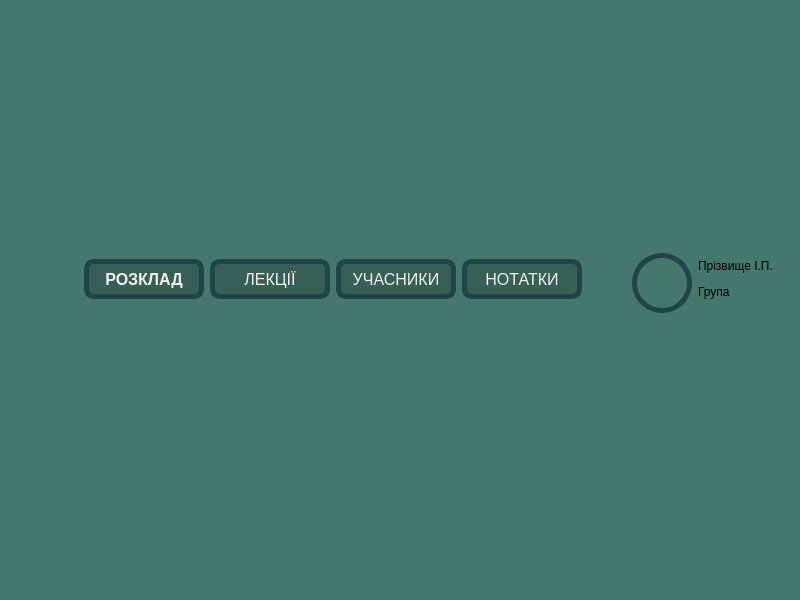
The window that studly/mainwindowstudent.ui (MykytaKa/MVP_Studly_Product) describes before a commit, drawn with Qt 5.
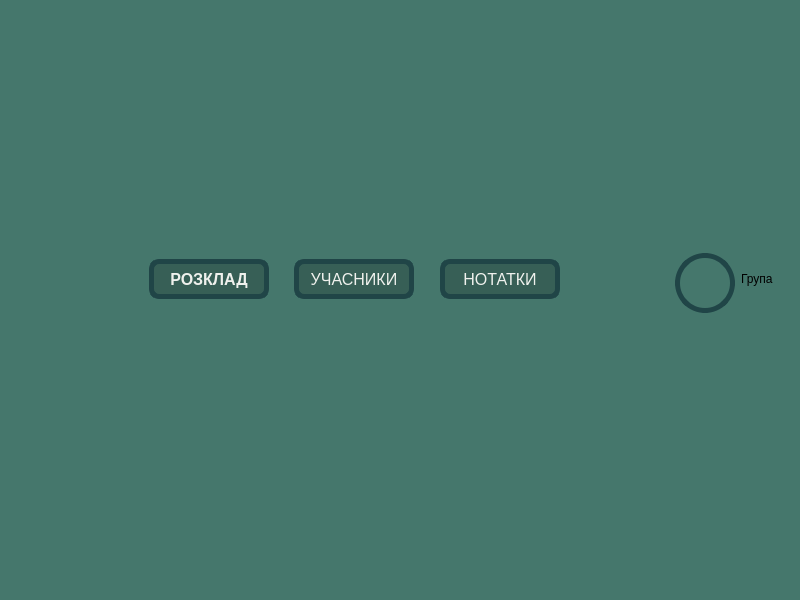
The same window after the commit. Icons and pictures are not drawn.

Commit message: adding ui user accounts

Patch:
```diff
--- a/studly/mainwindowstudent.ui
+++ b/studly/mainwindowstudent.ui
@@ -127,54 +127,6 @@
             </property>
            </spacer>
           </item>
-          <item>
-           <widget class="QPushButton" name="lecturesButton">
-            <property name="minimumSize">
-             <size>
-              <width>120</width>
-              <height>40</height>
-             </size>
-            </property>
-            <property name="maximumSize">
-             <size>
-              <width>500</width>
-              <height>40</height>
-             </size>
-            </property>
-            <property name="font">
-             <font>
-              <pointsize>12</pointsize>
-             </font>
-            </property>
-            <property name="styleSheet">
-             <string notr="true">border-style: solid;
-border-color: rgb(32, 69, 71);
-border-width: 5px;
-border-radius: 10px;
-background-color: rgb(55, 95, 86);
-color: rgb(239, 241, 237);</string>
-            </property>
-            <property name="text">
-             <string>ЛЕКЦІЇ</string>
-            </property>
-           </widget>
-          </item>
-          <item>
-           <spacer name="horizontalSpacer_2">
-            <property name="orientation">
-             <enum>Qt::Horizontal</enum>
-            </property>
-            <property name="sizeType">
-             <enum>QSizePolicy::Preferred</enum>
-            </property>
-            <property name="sizeHint" stdset="0">
-             <size>
-              <width>20</width>
-              <height>20</height>
-             </size>
-            </property>
-           </spacer>
-          </item>
           <item>
            <widget class="QPushButton" name="membersButton">
             <property name="minimumSize">
@@ -303,13 +255,6 @@
               <property name="spacing">
                <number>0</number>
               </property>
-              <item>
-               <widget class="QLabel" name="userFullname">
-                <property name="text">
-                 <string>Прізвище І.П.</string>
-                </property>
-               </widget>
-              </item>
               <item>
                <widget class="QLabel" name="userInfo">
                 <property name="text">
```
Left out of the diff: 6 changed lines with no effect on the pictures. The commit also changes 35 other files.
